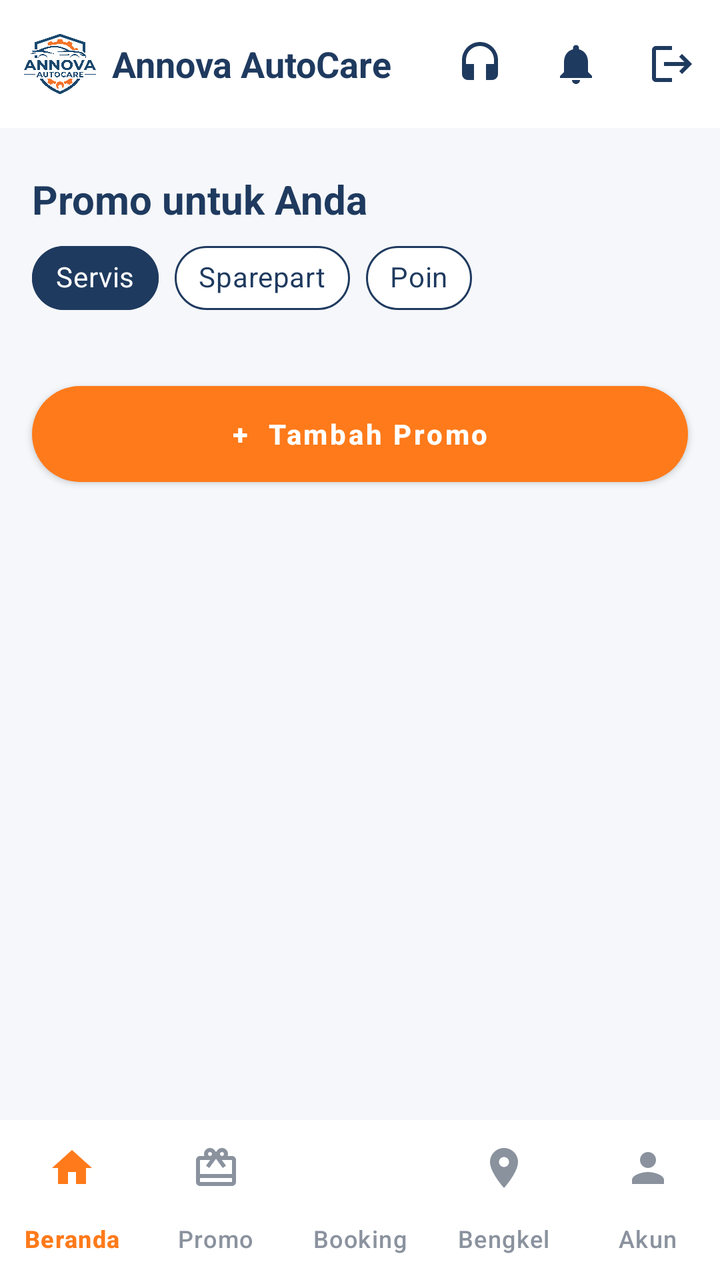
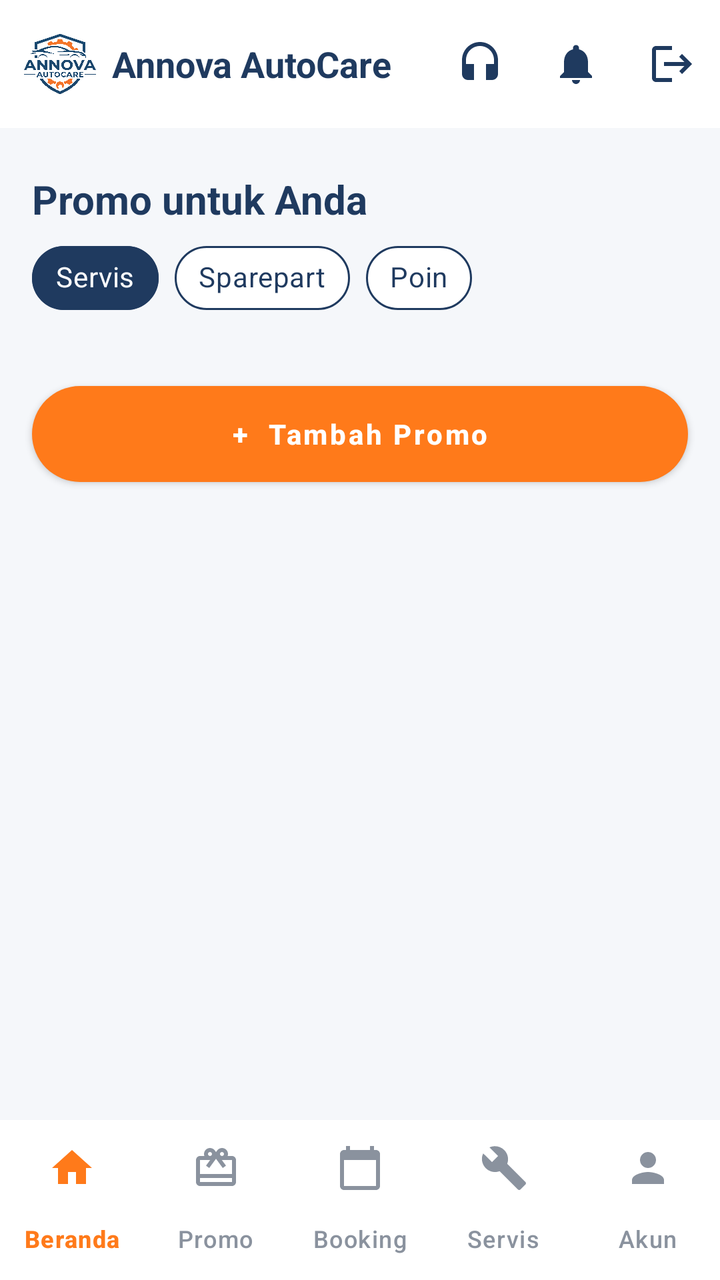

Two renders of the same Android screen: before a commit and after it. Below are the layout's source before the change and the commit's diff.
<!-- AndroidManifest.xml: application theme Theme.MobileProject -->
<!-- res/layout/activity_promo_petugas.xml -->
<?xml version="1.0" encoding="utf-8"?>
<LinearLayout xmlns:android="http://schemas.android.com/apk/res/android"
    xmlns:app="http://schemas.android.com/apk/res-auto"
    xmlns:tools="http://schemas.android.com/tools"
    android:layout_width="match_parent"
    android:layout_height="match_parent"
    android:background="@color/bk_bg_screen"
    android:orientation="vertical"
    tools:context=".PetugasPromoActivity">

    <include
        layout="@layout/include_top_bar"
        android:layout_width="match_parent"
        android:layout_height="wrap_content"
        android:elevation="8dp"
        android:translationZ="8dp" />

    <androidx.core.widget.NestedScrollView
        android:id="@+id/scrollPromo"
        android:layout_width="match_parent"
        android:layout_height="0dp"
        android:layout_weight="1"
        android:clipToPadding="false"
        android:fillViewport="true"
        android:paddingBottom="16dp">

        <LinearLayout
            android:layout_width="match_parent"
            android:layout_height="wrap_content"
            android:orientation="vertical">

            <TextView
                android:layout_width="wrap_content"
                android:layout_height="wrap_content"
                android:layout_marginStart="16dp"
                android:layout_marginTop="22dp"
                android:text="@string/promo_untuk_anda"
                android:textColor="@color/bk_primary"
                android:textSize="20sp"
                android:textStyle="bold" />

            <HorizontalScrollView
                android:layout_width="match_parent"
                android:layout_height="48dp"
                android:layout_marginTop="10dp"
                android:clipToPadding="false"
                android:paddingStart="16dp"
                android:paddingEnd="16dp"
                android:scrollbars="none">

                <com.google.android.material.chip.ChipGroup
                    android:id="@+id/chipGroupKategori"
                    android:layout_width="wrap_content"
                    android:layout_height="wrap_content"
                    app:selectionRequired="true"
                    app:singleLine="true"
                    app:singleSelection="true">

                    <com.google.android.material.chip.Chip
                        android:id="@+id/chipServis"
                        style="@style/Widget.MaterialComponents.Chip.Filter"
                        android:layout_width="wrap_content"
                        android:layout_height="wrap_content"
                        android:checked="true"
                        android:text="@string/servis"
                        android:textColor="@android:color/white"
                        android:textStyle="bold"
                        app:checkedIconVisible="false"
                        app:chipBackgroundColor="@color/bk_primary"
                        app:chipMinTouchTargetSize="0dp"
                        app:chipStrokeColor="@color/bk_primary"
                        app:chipStrokeWidth="1dp" />

                    <com.google.android.material.chip.Chip
                        android:id="@+id/chipSparepart"
                        style="@style/Widget.MaterialComponents.Chip.Filter"
                        android:layout_width="wrap_content"
                        android:layout_height="wrap_content"
                        android:text="@string/sparepart"
                        android:textColor="@color/bk_primary"
                        android:textStyle="bold"
                        app:checkedIconTint="@color/bk_primary"
                        app:chipBackgroundColor="@android:color/white"
                        app:chipMinTouchTargetSize="0dp"
                        app:chipStrokeColor="@color/bk_primary"
                        app:chipStrokeWidth="1dp" />

                    <com.google.android.material.chip.Chip
                        android:id="@+id/chipPoin"
                        style="@style/Widget.MaterialComponents.Chip.Filter"
                        android:layout_width="wrap_content"
                        android:layout_height="wrap_content"
                        android:text="Poin"
                        android:textColor="@color/bk_primary"
                        android:textStyle="bold"
                        app:checkedIconTint="@color/bk_primary"
                        app:chipBackgroundColor="@android:color/white"
                        app:chipMinTouchTargetSize="0dp"
                        app:chipStrokeColor="@color/bk_primary"
                        app:chipStrokeWidth="1dp" />
                </com.google.android.material.chip.ChipGroup>
            </HorizontalScrollView>


            <androidx.recyclerview.widget.RecyclerView
                android:id="@+id/rvPromo"
                android:layout_width="match_parent"
                android:layout_height="wrap_content"
                android:layout_marginTop="6dp"
                android:clipToPadding="false"
                android:nestedScrollingEnabled="false"
                android:paddingStart="10dp"
                android:paddingEnd="10dp"
                app:layoutManager="androidx.recyclerview.widget.GridLayoutManager"
                app:spanCount="2" />

            
            <TextView
                android:id="@+id/tvKosong"
                android:layout_width="match_parent"
                android:layout_height="wrap_content"
                android:gravity="center"
                android:paddingTop="40dp"
                android:text="Belum ada promo aktif di kategori ini"
                android:textColor="@color/bk_text_secondary"
                android:textSize="14sp"
                android:visibility="gone" />

            <com.google.android.material.button.MaterialButton
                android:id="@+id/fabTambah"
                style="@style/Widget.MaterialComponents.Button"
                android:layout_width="match_parent"
                android:layout_height="48dp"
                android:layout_marginStart="16dp"
                android:layout_marginTop="16dp"
                android:layout_marginEnd="16dp"
                android:layout_marginBottom="24dp"
                android:insetTop="0dp"
                android:insetBottom="0dp"
                android:text="+  Tambah Promo"
                android:textAllCaps="false"
                android:textColor="@android:color/white"
                android:textSize="14sp"
                android:textStyle="bold"
                app:backgroundTint="@color/bk_accent"
                app:cornerRadius="24dp" />
        </LinearLayout>
    </androidx.core.widget.NestedScrollView>

    <com.google.android.material.bottomnavigation.BottomNavigationView
        android:id="@+id/bottomNav"
        android:layout_width="match_parent"
        android:layout_height="wrap_content"
        android:background="@android:color/white"
        app:elevation="12dp"
        app:itemActiveIndicatorStyle="@null"
        app:itemIconTint="@color/bk_nav_item_color"
        app:itemTextColor="@color/bk_nav_item_color"
        app:labelVisibilityMode="labeled"
        app:menu="@menu/menu_bottom_nav" />

</LinearLayout>
<!-- res/layout/include_top_bar.xml (included above) -->
<com.google.android.material.appbar.AppBarLayout
    xmlns:android="http://schemas.android.com/apk/res/android"
    xmlns:app="http://schemas.android.com/apk/res-auto"
    android:id="@+id/appBar"
    android:layout_width="match_parent"
    android:layout_height="wrap_content"
    android:background="@android:color/white"
    app:elevation="0dp">

    <com.google.android.material.appbar.MaterialToolbar
        android:id="@+id/topBar"
        android:layout_width="match_parent"
        android:layout_height="?attr/actionBarSize"
        android:background="@android:color/white"
        android:contentInsetStart="0dp"
        app:contentInsetStart="0dp"
        app:menu="@menu/menu_top_bar">

        <LinearLayout
            android:layout_width="wrap_content"
            android:layout_height="match_parent"
            android:gravity="center_vertical"
            android:orientation="horizontal"
            android:paddingStart="12dp">

            <ImageView
                android:layout_width="36dp"
                android:layout_height="36dp"
                android:contentDescription="Logo Annova AutoCare"
                android:scaleType="fitCenter"
                android:src="@drawable/annova_auto_care" />

            <TextView
                android:layout_width="wrap_content"
                android:layout_height="wrap_content"
                android:layout_marginStart="8dp"
                android:text="Annova AutoCare"
                android:textColor="@color/bk_primary"
                android:textSize="18sp"
                android:textStyle="bold" />
        </LinearLayout>
    </com.google.android.material.appbar.MaterialToolbar>
</com.google.android.material.appbar.AppBarLayout>
<!-- resources referenced by this layout -->
<resources>
  <color name="bk_accent">#FF7A1A</color>
  <color name="bk_bg_screen">#F5F7FA</color>
  <color name="bk_primary">#1F3A5F</color>
  <color name="bk_text_secondary">#6B7380</color>
  <!-- drawable annova_auto_care: png bitmap (drawable, 213238 bytes) -->
  <string name="promo_untuk_anda">Promo untuk Anda</string>
  <string name="servis">Servis</string>
  <string name="sparepart">Sparepart</string>
  <style name="Theme.MobileProject" parent="Base.Theme.MobileProject" />
  <style name="Base.Theme.MobileProject" parent="Theme.Material3.DayNight.NoActionBar">
  
      </style>
</resources>

<!-- the commit's change to res/layout/activity_promo_petugas.xml (unified diff, before → after) -->
@@ -151,13 +151,15 @@
         android:id="@+id/bottomNav"
         android:layout_width="match_parent"
         android:layout_height="wrap_content"
+        android:layout_gravity="bottom"
         android:background="@android:color/white"
         app:elevation="12dp"
         app:itemActiveIndicatorStyle="@null"
         app:itemIconTint="@color/bk_nav_item_color"
         app:itemTextColor="@color/bk_nav_item_color"
         app:labelVisibilityMode="labeled"
-        app:menu="@menu/menu_bottom_nav" />
+        app:menu="@menu/menu_bottom_nav_petugas" />
+
 
 </LinearLayout>
 <!-- res/layout/include_top_bar.xml (included above) -->
